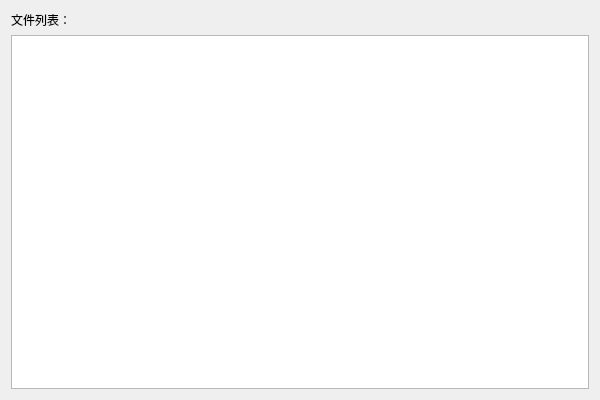
First picture: the form in code/FileRename/MainWidget.ui, repository zhongyang219/DeveloperTools, before the edit.
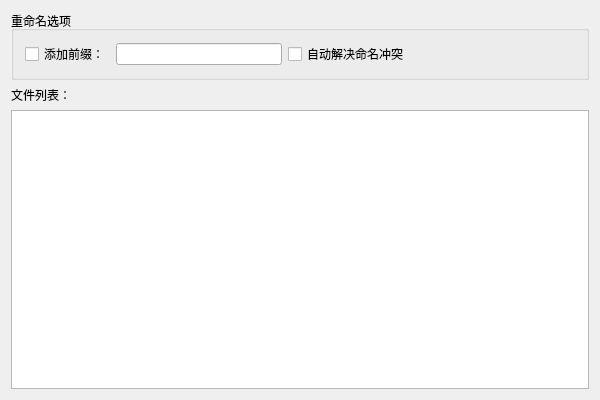
Second picture: the form after the edit.

Commit message: 重命名工具更新

Diff of the .ui file:
```diff
--- a/code/FileRename/MainWidget.ui
+++ b/code/FileRename/MainWidget.ui
@@ -14,6 +14,45 @@
    <string>MainWidget</string>
   </property>
   <layout class="QVBoxLayout" name="verticalLayout">
+   <item>
+    <widget class="QGroupBox" name="groupBox">
+     <property name="title">
+      <string>重命名选项</string>
+     </property>
+     <layout class="QHBoxLayout" name="horizontalLayout">
+      <item>
+       <widget class="QCheckBox" name="addPrefixCheck">
+        <property name="text">
+         <string>添加前缀：</string>
+        </property>
+       </widget>
+      </item>
+      <item>
+       <widget class="QLineEdit" name="prefixEdit"/>
+      </item>
+      <item>
+       <widget class="QCheckBox" name="autoResoveConflictCheck">
+        <property name="text">
+         <string>自动解决命名冲突</string>
+        </property>
+       </widget>
+      </item>
+      <item>
+       <spacer name="horizontalSpacer">
+        <property name="orientation">
+         <enum>Qt::Horizontal</enum>
+        </property>
+        <property name="sizeHint" stdset="0">
+         <size>
+          <width>40</width>
+          <height>20</height>
+         </size>
+        </property>
+       </spacer>
+      </item>
+     </layout>
+    </widget>
+   </item>
    <item>
     <widget class="QLabel" name="label">
      <property name="text">
```
Left out of the diff: 19 changed lines with no effect on the pictures. The commit also changes 12 other files.
